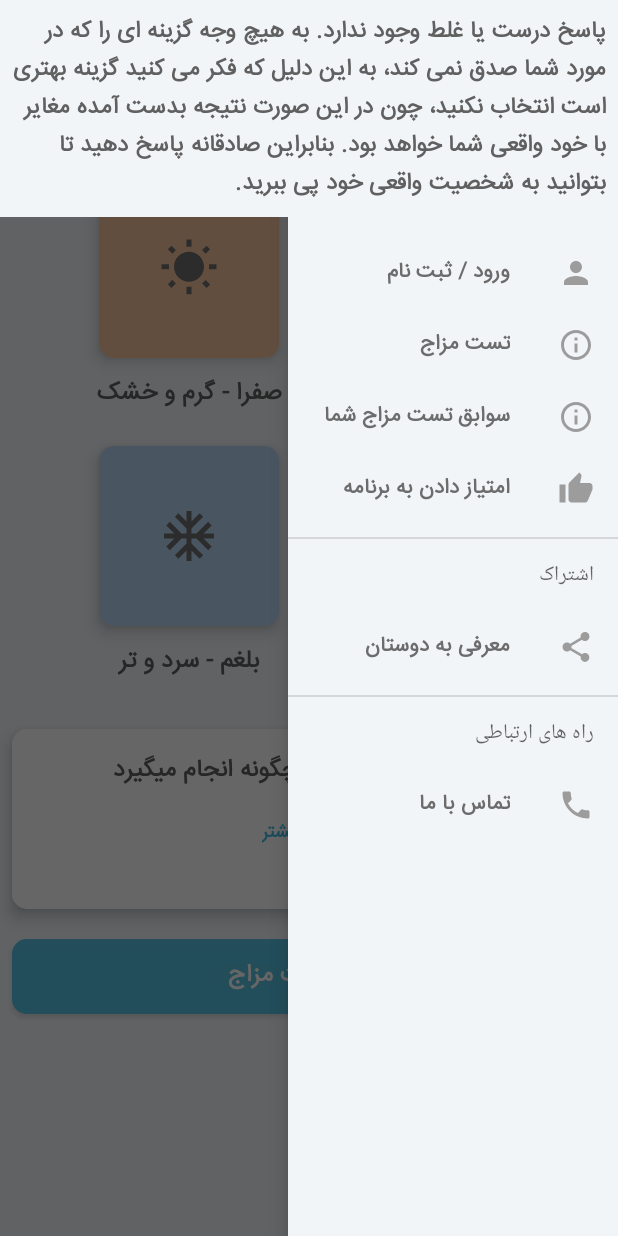
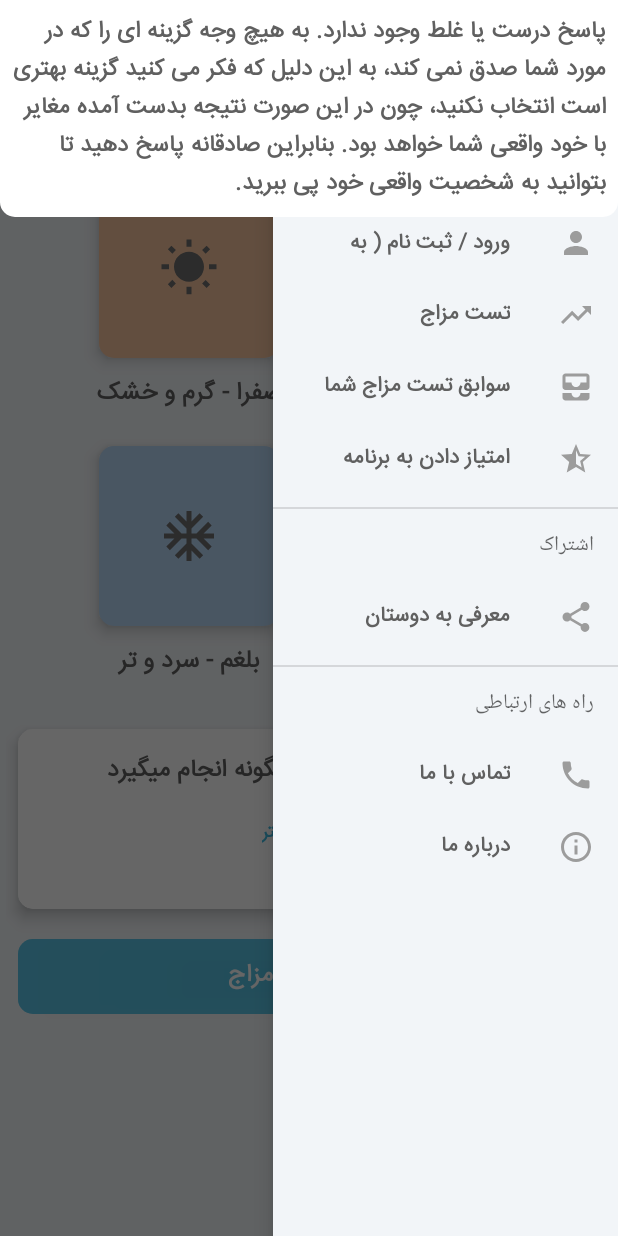
Before and after one commit to m-oqbaeifarhang/IMOTeb, an Android app: the fragment KhususiyatAkhlagiFragment placed in its activity, with the side drawer open, on a phone screen of 412 x 824 dp. Run offline under Robolectric (Android 15) with nearby library versions, the light colour scheme and no system bars.

Commit message:
push july8

```diff
--- /dev/null
+++ b/app/src/main/res/drawable/ic_record.xml
@@ -0,0 +1,5 @@
+<vector android:height="24dp" android:tint="#717171"
+    android:viewportHeight="24" android:viewportWidth="24"
+    android:width="24dp" xmlns:android="http://schemas.android.com/apk/res/android">
+    <path android:fillColor="@android:color/white" android:pathData="M19,3L5,3c-1.1,0 -2,0.9 -2,2v7c0,1.1 0.9,2 2,2h14c1.1,0 2,-0.9 2,-2L21,5c0,-1.1 -0.9,-2 -2,-2zM19,9h-4c0,1.62 -1.38,3 -3,3s-3,-1.38 -3,-3L5,9L5,5h14v4zM15,16h6v3c0,1.1 -0.9,2 -2,2L5,21c-1.1,0 -2,-0.9 -2,-2v-3h6c0,1.66 1.34,3 3,3s3,-1.34 3,-3z"/>
+</vector>
--- a/app/src/main/res/drawable/ic_star.xml
+++ b/app/src/main/res/drawable/ic_star.xml
@@ -1,5 +1,5 @@
-<vector android:height="24dp" android:tint="#AA9944"
+<vector android:height="24dp" android:tint="#313335"
     android:viewportHeight="24" android:viewportWidth="24"
     android:width="24dp" xmlns:android="http://schemas.android.com/apk/res/android">
-    <path android:fillColor="@android:color/white" android:pathData="M12,17.27L18.18,21l-1.64,-7.03L22,9.24l-7.19,-0.61L12,2 9.19,8.63 2,9.24l5.46,4.73L5.82,21z"/>
+    <path android:fillColor="@android:color/white" android:pathData="M22,9.24l-7.19,-0.62L12,2L9.19,8.63L2,9.24l5.46,4.73L5.82,21L12,17.27L18.18,21l-1.63,-7.03L22,9.24zM12,15.4V6.1l1.71,4.04l4.38,0.38l-3.32,2.88l1,4.28L12,15.4z"/>
 </vector>
--- /dev/null
+++ b/app/src/main/res/drawable/ic_test_mezaj.xml
@@ -0,0 +1,5 @@
+<vector android:height="24dp" android:tint="#313335"
+    android:viewportHeight="24" android:viewportWidth="24"
+    android:width="24dp" xmlns:android="http://schemas.android.com/apk/res/android">
+    <path android:fillColor="@android:color/white" android:pathData="M16,6l2.29,2.29 -4.88,4.88 -4,-4L2,16.59 3.41,18l6,-6 4,4 6.3,-6.29L22,12V6z"/>
+</vector>
--- a/app/src/main/res/drawable/ic_thumb_up24dp.xml
+++ /dev/null
@@ -1,9 +0,0 @@
-<vector xmlns:android="http://schemas.android.com/apk/res/android"
-        android:width="24dp"
-        android:height="24dp"
-        android:viewportWidth="24.0"
-        android:viewportHeight="24.0">
-    <path
-        android:fillColor="#717171"
-        android:pathData="M1,21h4L5,9L1,9v12zM23,10c0,-1.1 -0.9,-2 -2,-2h-6.31l0.95,-4.57 0.03,-0.32c0,-0.41 -0.17,-0.79 -0.44,-1.06L14.17,1 7.59,7.59C7.22,7.95 7,8.45 7,9v10c0,1.1 0.9,2 2,2h9c0.83,0 1.54,-0.5 1.84,-1.22l3.02,-7.05c0.09,-0.23 0.14,-0.47 0.14,-0.73v-1.91l-0.01,-0.01L23,10z"/>
-</vector>
--- /dev/null
+++ b/app/src/main/res/drawable/viewpager_bg.xml
@@ -0,0 +1,12 @@
+<?xml version="1.0" encoding="utf-8"?>
+<shape xmlns:android="http://schemas.android.com/apk/res/android"
+    android:shape="rectangle">
+
+    <solid
+        android:color="@color/white"/>
+
+    <corners
+        android:bottomRightRadius="10dp"
+        android:bottomLeftRadius="10dp"/>
+
+</shape>
--- a/app/src/main/res/layout/content_main.xml
+++ b/app/src/main/res/layout/content_main.xml
@@ -16,6 +16,8 @@
         <LinearLayout
             android:layout_width="match_parent"
             android:layout_height="wrap_content"
+            android:layout_marginStart="4dp"
+            android:layout_marginEnd="4dp"
             android:orientation="vertical">
 
             <RelativeLayout
--- a/app/src/main/res/layout/fragment_before__test_mezaj_question.xml
+++ b/app/src/main/res/layout/fragment_before__test_mezaj_question.xml
@@ -37,6 +37,8 @@
         <LinearLayout
             android:layout_width="match_parent"
             android:layout_height="wrap_content"
+            android:layout_marginStart="4dp"
+            android:layout_marginEnd="4dp"
             android:orientation="vertical">
 
             <androidx.cardview.widget.CardView
--- a/app/src/main/res/layout/fragment_khususiyat_akhlagi.xml
+++ b/app/src/main/res/layout/fragment_khususiyat_akhlagi.xml
@@ -4,7 +4,7 @@
     xmlns:tools="http://schemas.android.com/tools"
     android:layout_width="match_parent"
     android:layout_height="wrap_content"
-    android:background="@color/main_background"
+    android:background="@drawable/viewpager_bg"
     tools:context=".MezajsTest.KhususiyatAkhlagiFragment">
 
     <androidx.core.widget.NestedScrollView
--- a/app/src/main/res/layout/fragment_main.xml
+++ b/app/src/main/res/layout/fragment_main.xml
@@ -18,7 +18,7 @@
 
     <com.google.android.material.navigation.NavigationView
         android:id="@+id/navigation_view"
-        android:layout_width="220dp"
+        android:layout_width="230dp"
         android:layout_height="match_parent"
         android:background="@color/main_background"
         android:layout_gravity="start"
--- a/app/src/main/res/layout/fragment_mezaj_queries.xml
+++ b/app/src/main/res/layout/fragment_mezaj_queries.xml
@@ -30,7 +30,7 @@
         android:layout_width="match_parent"
         android:layout_height="wrap_content"
         style="?android:attr/progressBarStyleHorizontal"
-        android:scaleY="2"
+        android:scaleY="1.5"
         android:progressTint="@color/blue_light"/>
 
     <androidx.core.widget.NestedScrollView
--- a/app/src/main/res/layout/fragment_mezaj_records.xml
+++ b/app/src/main/res/layout/fragment_mezaj_records.xml
@@ -31,7 +31,7 @@
         android:layout_width="match_parent"
         android:layout_height="wrap_content"
         style="?android:attr/progressBarStyleHorizontal"
-        android:scaleY="2"
+        android:scaleY="1.5"
         android:progressTint="@color/blue_light"/>
 
     <androidx.core.widget.NestedScrollView
--- a/app/src/main/res/layout/fragment_tosiyehaye_pezeshki.xml
+++ b/app/src/main/res/layout/fragment_tosiyehaye_pezeshki.xml
@@ -4,7 +4,7 @@
     xmlns:tools="http://schemas.android.com/tools"
     android:layout_width="match_parent"
     android:layout_height="wrap_content"
-    android:background="@color/main_background"
+    android:background="@drawable/viewpager_bg"
     tools:context=".MezajsTest.TosiyehayePezeshkiFragment">
 
     <androidx.core.widget.NestedScrollView
--- a/app/src/main/res/layout/nav_header_main.xml
+++ b/app/src/main/res/layout/nav_header_main.xml
@@ -4,7 +4,7 @@
     xmlns:tools="http://schemas.android.com/tools"
     android:orientation="horizontal"
     android:layout_width="match_parent"
-    android:layout_height="150dp"
+    android:layout_height="130dp"
     android:layoutDirection="ltr"
     android:gravity="center"
     tools:ignore="UseCompoundDrawables">
--- a/app/src/main/res/menu/navigation_menu.xml
+++ b/app/src/main/res/menu/navigation_menu.xml
@@ -11,15 +11,15 @@
             android:title="@string/signup" />
         <item
             android:id="@+id/nav_test"
-            android:icon="@drawable/ic_about"
+            android:icon="@drawable/ic_test_mezaj"
             android:title="@string/test_mezaj"/>
         <item
             android:id="@+id/nav_mezaj_records"
-            android:icon="@drawable/ic_about"
+            android:icon="@drawable/ic_record"
             android:title="@string/txt_mezaj_records"/>
         <item
             android:id="@+id/nav_rate"
-            android:icon="@drawable/ic_thumb_up24dp"
+            android:icon="@drawable/ic_star"
             android:title="@string/Rate_the_app" />
     </group>
 
@@ -38,6 +38,10 @@
                 android:id="@+id/call_us"
                 android:icon="@drawable/ic_phone"
                 android:title="@string/call_us" />
+            <item
+                android:id="@+id/nav_about"
+                android:icon="@drawable/ic_about"
+                android:title="@string/about" />
         </menu>
     </item>
 
--- a/app/src/main/res/values/strings.xml
+++ b/app/src/main/res/values/strings.xml
@@ -5,7 +5,7 @@
     <!--    Navigation Menu Item-->
     <string name="home">خانه</string>
     <string name="about">درباره ما</string>
-    <string name="signup">ورود / ثبت نام</string>
+    <string name="signup">ورود / ثبت نام ( به زودی )</string>
     <string name="Rate_the_app">امتیاز دادن به برنامه</string>
     <string name="share">معرفی به دوستان</string>
     <string name="eshterak">اشتراک</string>
--- a/app/src/main/res/values/styles.xml
+++ b/app/src/main/res/values/styles.xml
@@ -27,7 +27,7 @@
         <item name="fontFamily">@font/iransans</item>
         <item name="android:textSize">14sp</item><!-- text size in menu-->
         <item name="android:textStyle">bold</item>
-        <item name="android:textColor">@color/text_color_titr</item>
+        <item name="android:textColor">@color/text_color_titr_dark</item>
     </style>
 
     <style name="title_text_large">
```
Also changed, not shown: app/src/main/res/drawable/tablayout_bg.xml (added, +12 -0 lines), app/src/main/res/layout/fragment_test_mezaj_result.xml (+15 -5 lines), 2 other files.
